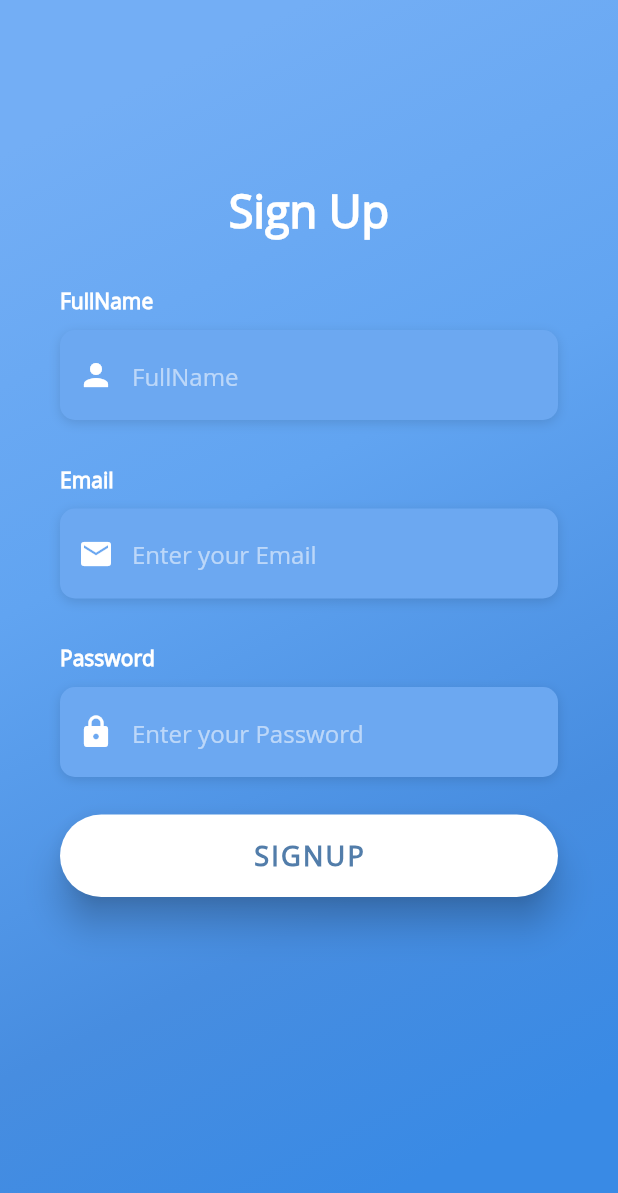
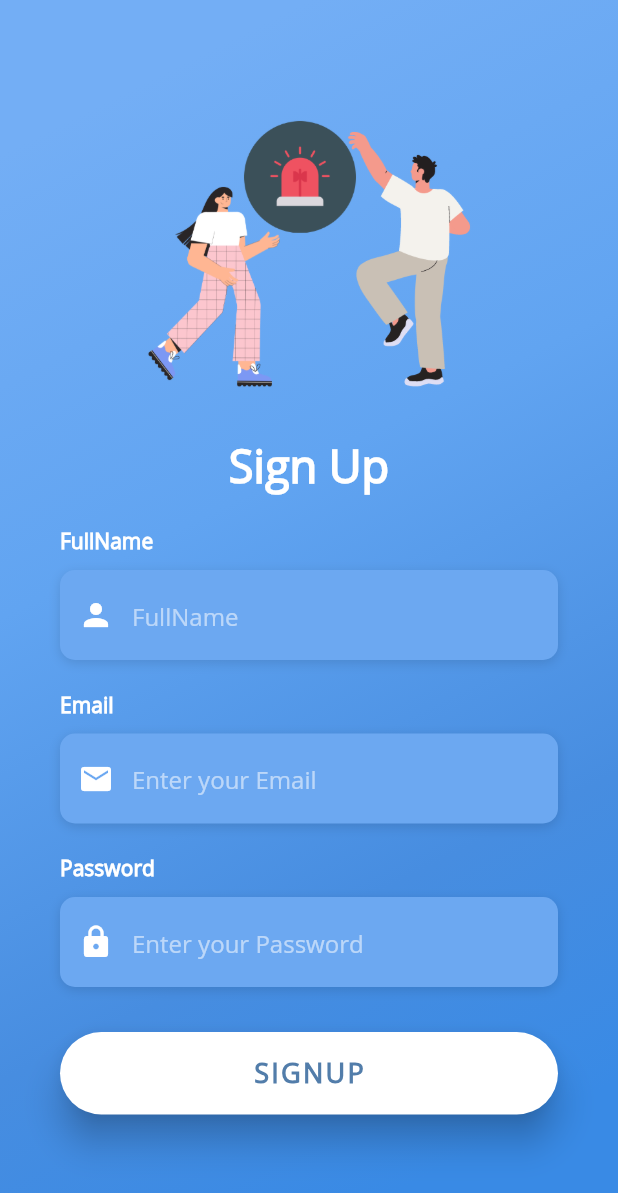
Before and after one commit to Zorawar920/sas_application, a Flutter app: the screen it shows after launch, after a tap on "SIGNUP", on a phone screen of 412 x 824 dp. Shown: the top 1193 px of the screen. Run offline on Flutter 3.47's test engine with Material 2 defaults, Android fonts, the light colour scheme and no system bars; our stand-ins replace firebase_auth, firebase_core, google_sign_in, simple_animations; accounts and stored records are empty.

Commit message:
CP8117P11-3

```diff
--- a/lib/Uniformity/Widgets.dart
+++ b/lib/Uniformity/Widgets.dart
@@ -12,13 +12,22 @@ Widget buildSignInWithText() {
           fontWeight: FontWeight.w400,
         ),
       ),
-      SizedBox(height: 20.0),
+      SizedBox(height: 10.0),
       Text(
         'Sign in with',
         style: labelStyle,
       ),
     ],
   );
+}
+
+Widget buildAppScreenLogo() {
+  return Container(
+      child: Image.asset(
+    'assets/logos/initial_app_screen_logo_1.png',
+    height: 220.0,
+    width: 220.0,
+  ));
 }
 
 Widget buildSocialButton(AssetImage logo) {
--- a/lib/main.dart
+++ b/lib/main.dart
@@ -36,6 +36,15 @@ class MyHomePage extends StatefulWidget {
 }
 
 class _MyHomePageState extends State<MyHomePage> {
+  Widget buildAppScreenLogo() {
+    return Container(
+        child: Image.asset(
+      'assets/logos/initial_app_screen_logo_1.png',
+      height: 250.0,
+      width: 250.0,
+    ));
+  }
+
   Widget StartLoginBtn() {
     return Container(
       padding: EdgeInsets.symmetric(vertical: 25.0),
@@ -122,14 +131,18 @@ class _MyHomePageState extends State<MyHomePage> {
                   child: Column(
                     mainAxisAlignment: MainAxisAlignment.center,
                     children: <Widget>[
+                      buildAppScreenLogo(),
+                      SizedBox(height: 10),
                       Text(
-                        "SAFE SOCIETY",
+                        'SAFE SOCIETY',
                         style: TextStyle(
-                            fontSize: 50,
-                            color: Colors.white,
-                            fontFamily: 'Roboto-Bold'),
+                          color: Colors.white,
+                          fontFamily: 'OpenSans',
+                          fontSize: 30.0,
+                          fontWeight: FontWeight.bold,
+                        ),
                       ),
-                      SizedBox(height: 90),
+                      SizedBox(height: 70),
                       StartLoginBtn(),
                       SizedBox(
                         height: 10,
--- a/lib/screens/sign_up.dart
+++ b/lib/screens/sign_up.dart
@@ -58,7 +58,7 @@ class SignUpState extends State<SignUp> {
   // ignore: non_constant_identifier_names
   Widget signUpBtn() {
     return Container(
-      padding: EdgeInsets.symmetric(vertical: 25.0),
+      padding: EdgeInsets.symmetric(vertical: 30.0),
       width: double.infinity,
       child: ElevatedButton(
         style: ElevatedButton.styleFrom(
@@ -237,13 +237,19 @@ class SignUpState extends State<SignUp> {
                   height: double.infinity,
                   child: SingleChildScrollView(
                     physics: AlwaysScrollableScrollPhysics(),
-                    padding: EdgeInsets.symmetric(
-                      horizontal: 40.0,
-                      vertical: 120.0,
+                    padding: EdgeInsets.only(
+                      right: 40.0,
+                      left: 40.0,
+                      top: 60.0,
+                      bottom: 20.0,
                     ),
                     child: Column(
                       mainAxisAlignment: MainAxisAlignment.center,
                       children: <Widget>[
+                        buildAppScreenLogo(),
+                        SizedBox(
+                          height: 10.0,
+                        ),
                         Text(
                           'Sign Up',
                           style: TextStyle(
@@ -253,12 +259,12 @@ class SignUpState extends State<SignUp> {
                             fontWeight: FontWeight.bold,
                           ),
                         ),
-                        SizedBox(height: 30.0),
+                        SizedBox(height: 20.0),
                         buildFullName(),
-                        SizedBox(height: 30.0),
+                        SizedBox(height: 20.0),
                         buildEmailLoginSignup(),
                         SizedBox(
-                          height: 30.0,
+                          height: 20.0,
                         ),
                         buildPasswordLoginSigup(),
                         signUpBtn(),
```
Also changed, not shown: lib/screens/log_in.dart (+13 -7 lines), pubspec.yaml (+7 -0 lines), assets/logos/initial_app_screen_logo.png (added), assets/logos/initial_app_screen_logo_1.png (added), assets/logos/sos.png (added), pubspec.lock, 22 other files.
